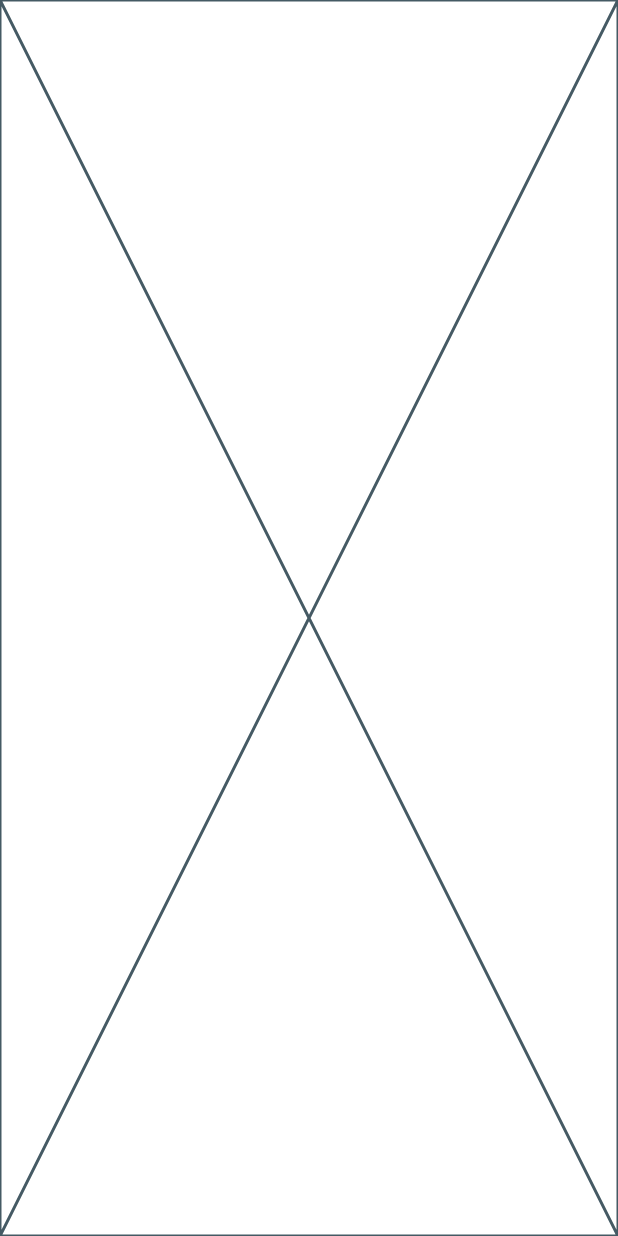
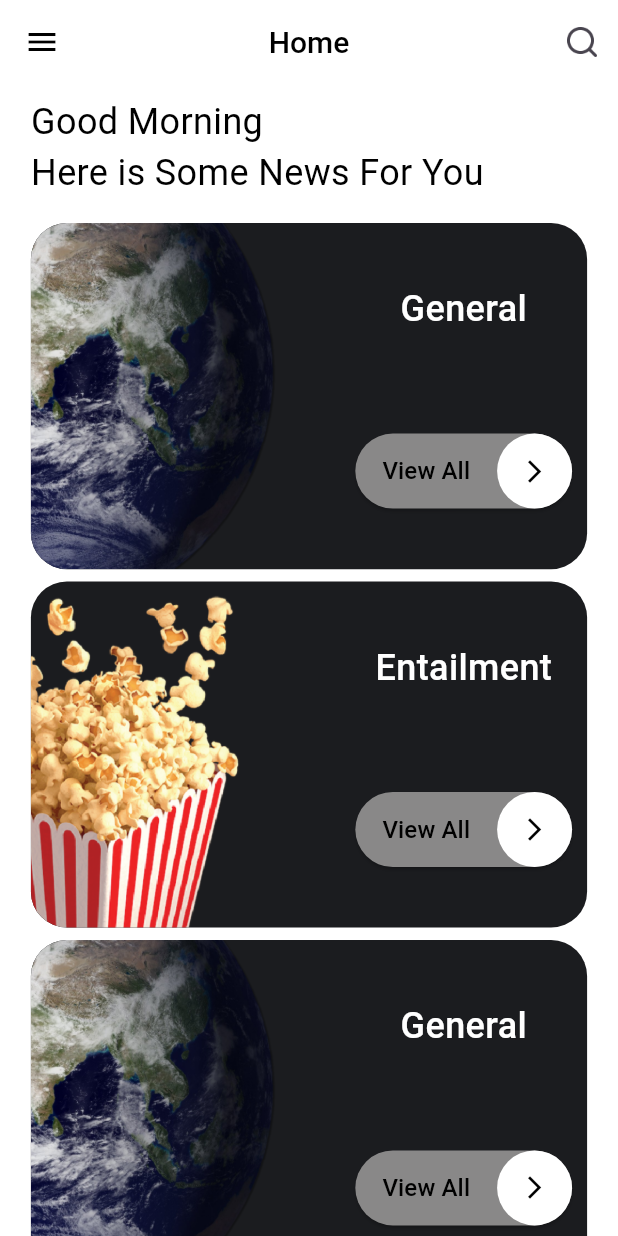
Before and after one commit to hesham81/news, a Flutter app: the screen it shows after launch, on a phone screen of 412 x 824 dp. Run offline on Flutter 3.47's test engine with Material 3 defaults, Android fonts, the phone set to English and light mode, and no system bars; our stand-ins replace animate_do.

Commit message:
ending of create widget cart

```diff
--- a/lib/core/constant/app_assets.dart
+++ b/lib/core/constant/app_assets.dart
@@ -1,4 +1,14 @@
 abstract class AppAssets {
   static const String mic = "assets/images/mic.jpg";
   static const String brand = "assets/images/brand.jpg";
+  static const String general = "assets/images/general.png";
+  static const String business = "assets/images/business.png";
+  static const String health = "assets/images/health.png";
+  static const String popCorn = "assets/images/popCorn.png";
+  static const String science = "assets/images/science.png";
+  static const String technology = "assets/images/technology.png";
+  static const String sports = "assets/images/messi.png";
+
+
+  static const String searchICN = "assets/icons/search.png";
 }
--- a/lib/core/theme/app_colors.dart
+++ b/lib/core/theme/app_colors.dart
@@ -1,6 +1,9 @@
 import 'package:flutter/material.dart';
 
-abstract class AppColors
-{
+abstract class AppColors {
   static const Color primaryColor = Color(0xFFFFFFFF);
+  static const Color secondaryColor = Color(0xFF000000);
+  static const Color grey = Color(0xFFE3E3E1);
+  static const Color babyGrey = Color(0xFF898888);
+  static const Color blackWhite = Color(0xFF1B1C1F);
 }
--- /dev/null
+++ b/lib/models/topic_model.dart
@@ -0,0 +1,10 @@
+class TopicModel {
+  final String imagePath;
+
+  final String title;
+
+  TopicModel({
+    required this.imagePath,
+    required this.title,
+  });
+}
--- a/lib/modules/layout/home/screen/home.dart
+++ b/lib/modules/layout/home/screen/home.dart
@@ -1,13 +1,106 @@
 import 'package:flutter/material.dart';
+import 'package:news/core/constant/app_assets.dart';
+import 'package:news/core/extensions/extensions.dart';
 import 'package:news/core/routes/route_name.dart';
+import 'package:news/models/topic_model.dart';
+import 'package:news/modules/layout/home/widget/topic_cart.dart';
 
-class Home extends StatelessWidget {
+import '../../../../core/theme/app_colors.dart';
+
+class Home extends StatefulWidget {
   static final routeName = RouteNames.homeRoute;
 
   const Home({super.key});
 
   @override
+  State<Home> createState() => _HomeState();
+}
+
+class _HomeState extends State<Home> {
+  List<TopicModel> models = [
+    TopicModel(
+      imagePath: AppAssets.general,
+      title: "General",
+    ),
+    TopicModel(
+      imagePath: AppAssets.popCorn,
+      title: "Entailment",
+    ),
+    TopicModel(
+      imagePath: AppAssets.general,
+      title: "General",
+    ),
+    TopicModel(
+      imagePath: AppAssets.popCorn,
+      title: "Entailment",
+    ),
+  ];
+
+  @override
   Widget build(BuildContext context) {
-    return const Placeholder();
+    return Scaffold(
+      appBar: AppBar(
+        leading: IconButton(
+          onPressed: () {},
+          icon: Icon(
+            Icons.menu,
+            color: AppColors.secondaryColor,
+          ),
+        ),
+        backgroundColor: Colors.transparent,
+        centerTitle: true,
+        title: Text(
+          "Home",
+          style: TextStyle(
+            color: AppColors.secondaryColor,
+            fontSize: 20,
+            fontWeight: FontWeight.w500,
+          ),
+        ),
+        actions: [
+          IconButton(
+            onPressed: () {},
+            icon: ImageIcon(
+              AssetImage(
+                AppAssets.searchICN,
+              ),
+            ),
+          ),
+        ],
+      ),
+      body: SingleChildScrollView(
+        child: Expanded(
+          child: Column(
+            crossAxisAlignment: CrossAxisAlignment.start,
+            children: [
+              0.01.height.horSpace,
+              Text(
+                "Good Morning\nHere is Some News For You",
+                style: TextStyle(
+                  color: AppColors.secondaryColor,
+                  fontSize: 24,
+                  fontWeight: FontWeight.w400,
+                ),
+              ),
+              0.02.height.horSpace,
+              SizedBox(
+                height: 1200,
+                child: ListView.separated(
+                  physics: NeverScrollableScrollPhysics(),
+                  shrinkWrap: false,
+                  scrollDirection: Axis.vertical,
+                  itemBuilder: (context, index) => TopicCart(
+                    model: models[index],
+                  ),
+                  itemCount: models.length,
+                  separatorBuilder: (BuildContext context, int index) =>
+                      0.01.height.horSpace,
+                ),
+              ),
+            ],
+          ).hPadding(0.05.width),
+        ),
+      ),
+    );
   }
 }
--- /dev/null
+++ b/lib/modules/layout/home/widget/topic_cart.dart
@@ -0,0 +1,82 @@
+import 'package:flutter/material.dart';
+import 'package:news/core/constant/app_assets.dart';
+import 'package:news/core/extensions/extensions.dart';
+import 'package:news/core/theme/app_colors.dart';
+import 'package:news/models/topic_model.dart';
+
+class TopicCart extends StatelessWidget {
+  final TopicModel model;
+
+  const TopicCart({
+    super.key,
+    required this.model,
+  });
+
+  @override
+  Widget build(BuildContext context) {
+    return Container(
+      height: 0.28.height,
+      decoration: BoxDecoration(
+        color: AppColors.blackWhite,
+        borderRadius: BorderRadius.circular(24),
+      ),
+      child: Expanded(
+        child: Row(
+          children: [
+            ClipRRect(
+              borderRadius: BorderRadius.only(
+                topLeft: Radius.circular(24),
+                bottomLeft: Radius.circular(24),
+              ),
+              child: Image.asset(
+                model.imagePath,
+              ),
+            ),
+            Spacer(),
+            Column(
+              mainAxisAlignment: MainAxisAlignment.center,
+              children: [
+                Text(
+                  model.title,
+                  style: TextStyle(
+                    color: AppColors.primaryColor,
+                    fontSize: 24,
+                    fontWeight: FontWeight.w500,
+                  ),
+                ),
+                0.08.height.horSpace,
+                ElevatedButton(
+                  style: ElevatedButton.styleFrom(
+                      backgroundColor: AppColors.babyGrey,
+                      padding: EdgeInsets.zero),
+                  onPressed: () {},
+                  child: Row(
+                    children: [
+                      Text(
+                        "View All",
+                        style: TextStyle(
+                          color: AppColors.secondaryColor,
+                          fontSize: 16,
+                          fontWeight: FontWeight.w500,
+                        ),
+                      ).allPadding(8).hPadding(10),
+                      CircleAvatar(
+                        radius: 25,
+                        backgroundColor: AppColors.primaryColor,
+                        child: Icon(
+                          Icons.arrow_forward_ios,
+                          color: AppColors.secondaryColor,
+                        ),
+                      ),
+                    ],
+                  ),
+                ),
+              ],
+            ),
+            10.verSpace
+          ],
+        ),
+      ),
+    );
+  }
+}
```
Also changed, not shown: assets/icons/search.png (added), assets/images/business.png (added), assets/images/general.png (added), assets/images/health.png (added), assets/images/messi.png (added), assets/images/popCorn.png (added), assets/images/science.png (added), assets/images/technology.png (added).
